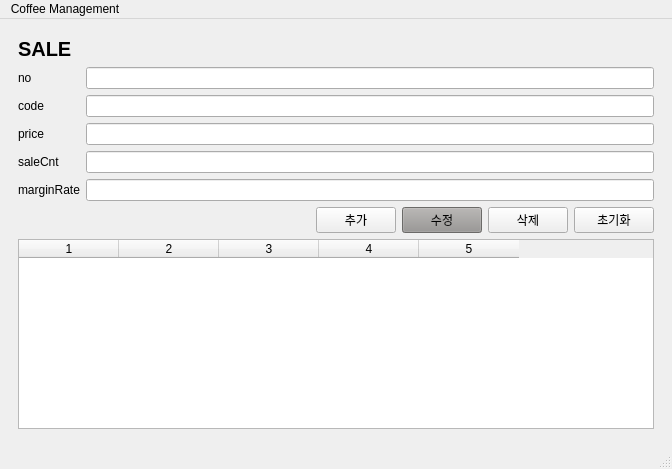
Qt form ui/coffee_app.ui (metalnom/Python_ApplicationCoffee) before a commit.
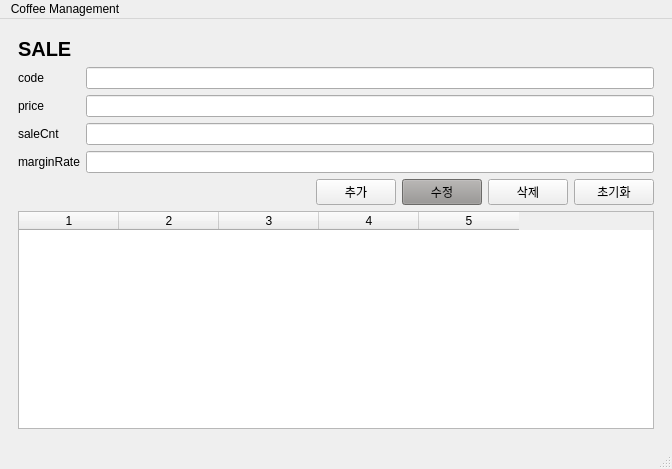
The same form after that commit. The open tabs and pages were chosen to show the change.

Commit message: application_coffee 완료

The edit to the form file:
```diff
--- a/ui/coffee_app.ui
+++ b/ui/coffee_app.ui
@@ -18,7 +18,7 @@
     <item row="0" column="0">
      <widget class="QStackedWidget" name="stack_pg">
       <property name="currentIndex">
-       <number>2</number>
+       <number>0</number>
       </property>
       <widget class="QWidget" name="pg_product">
        <layout class="QGridLayout" name="gridLayout">
@@ -560,13 +560,6 @@
            <layout class="QHBoxLayout" name="horizontalLayout_2">
             <item>
              <layout class="QVBoxLayout" name="verticalLayout_2">
-              <item>
-               <widget class="QLabel" name="lbl_s_no">
-                <property name="text">
-                 <string>no</string>
-                </property>
-               </widget>
-              </item>
               <item>
                <widget class="QLabel" name="lbl_s_code">
                 <property name="text">
@@ -599,9 +592,6 @@
             </item>
             <item>
              <layout class="QVBoxLayout" name="verticalLayout_3">
-              <item>
-               <widget class="QLineEdit" name="le_s_no"/>
-              </item>
               <item>
                <widget class="QLineEdit" name="le_s_code"/>
               </item>
```
The commit also changes 5 other files.
